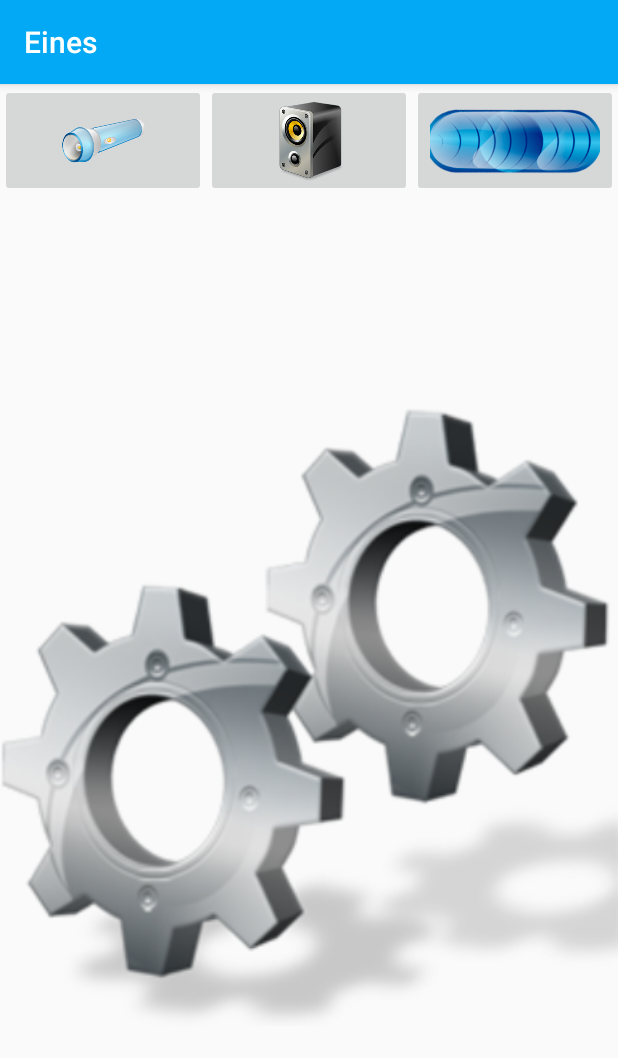
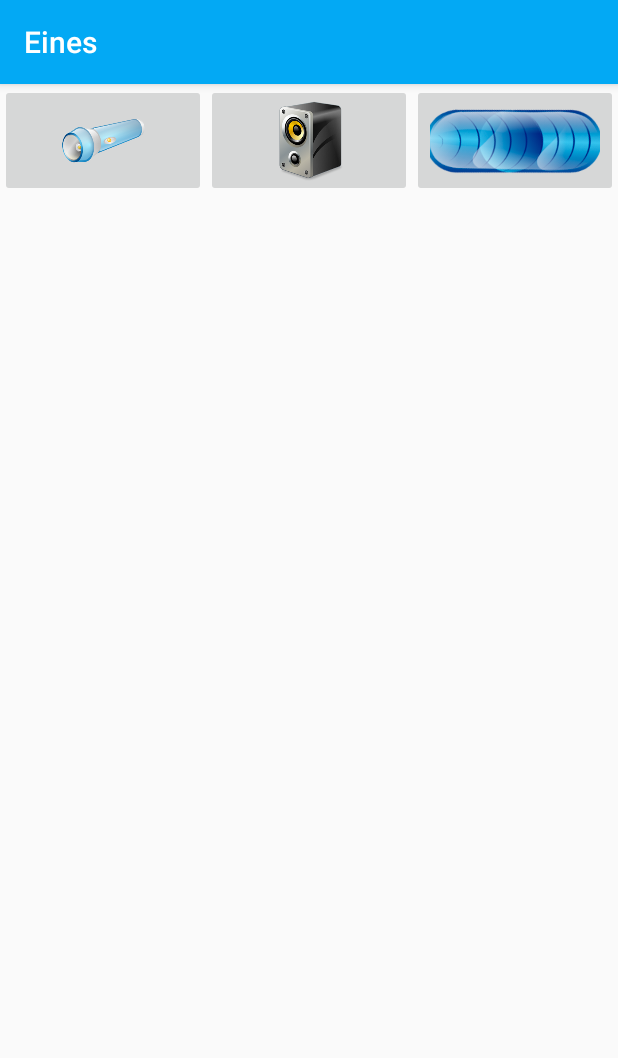
Before and after one commit to sgomera/FragmentsEines, an Android app: the screen it shows after launch (MainActivity before the commit, ActividadHerramientas after it), after a tap on an icon or button, on a phone screen of 412 x 824 dp. Shown: the top 1058 px of the screen. Run offline under Robolectric (Android 15) with nearby library versions, the phone set to English and light mode, and no system bars.

Commit message:
Implemented Interface in ActivityMain and created design for fragments

```diff
--- a/app/src/main/java/com/example/eines/MainActivity.java
+++ b/app/src/main/java/com/example/eines/MainActivity.java
@@ -1,13 +1,24 @@
 package com.example.eines;
 
+import android.content.Intent;
 import android.support.v7.app.AppCompatActivity;
 import android.os.Bundle;
 
-public class MainActivity extends AppCompatActivity {
+public class MainActivity extends AppCompatActivity implements ComunicaMenu{
 
     @Override
     protected void onCreate(Bundle savedInstanceState) {
         super.onCreate(savedInstanceState);
         setContentView(R.layout.activity_main);
+
+    }
+
+    //aquí, la interface ja sap quin botó s'ha premut, és el que es reb per paràmetre. Ara cal passar-li a la
+    //següent activitat (actividadHerramientas) aquesta informació (el botó que s'ha premut).
+    @Override
+    public void menu(int queBoton) {
+        Intent in = new Intent(this, ActividadHerramientas.class);
+        in.putExtra("BOTONPULSADO", queBoton);
+        startActivity(in);
     }
 }
--- a/app/src/main/java/com/example/eines/Menu.java
+++ b/app/src/main/java/com/example/eines/Menu.java
@@ -25,6 +25,9 @@ public class Menu extends Fragment {
 
 
     //this method returns a view with the argument layout instantiated.
+
+    //volem que, quan es generi el fragment de menú, el propi fragment, averigüi a quina activity
+    //ens trobem i a més es posi a l'escolta i averigüi en quin botó es clica.
     @Override
     public View onCreateView(LayoutInflater inflater, ViewGroup container,
                              Bundle savedInstanceState) {
@@ -52,7 +55,9 @@ public class Menu extends Fragment {
                    // estaActividad.menu(queBoton); //estem utilitzant una variable de tipus "activity" (estaActividad)
                         //per cridar a un mètode (menu) que pertany a una interface que es diu ComunicaMenu, per
                         //tant hem de fer un casting per a que corresponguin els tipus.
-                    ((ComunicaMenu)estaActividad).menu(queBoton);
+                    ((ComunicaMenu)estaActividad).menu(queBoton); //aquest és el mètode de la interface
+                    //el que fa és rebre el botó que s'ha premut per poder-lo passar a la classe que
+                    //implenti aquest mètode.
                 }
             });
         }
--- a/app/src/main/res/layout/activity_actividad_herramientas.xml
+++ b/app/src/main/res/layout/activity_actividad_herramientas.xml
@@ -6,4 +6,25 @@
     android:layout_height="match_parent"
     tools:context=".ActividadHerramientas">
 
+    <fragment
+        android:id="@+id/menu"
+        android:name="com.example.eines.Menu"
+        android:layout_width="match_parent"
+        android:layout_height="wrap_content"
+        tools:layout="@layout/fragment_menu"
+        android:layout_marginTop="0dp"
+        app:layout_constraintEnd_toEndOf="parent"
+        app:layout_constraintStart_toStartOf="parent"
+        app:layout_constraintTop_toTopOf="parent" />
+
+    <android.support.constraint.ConstraintLayout
+        android:layout_width="0dp"
+        android:layout_height="0dp"
+        app:layout_constraintBottom_toBottomOf="parent"
+        app:layout_constraintEnd_toEndOf="parent"
+        app:layout_constraintStart_toStartOf="parent"
+        app:layout_constraintTop_toBottomOf="@+id/menu">
+
+    </android.support.constraint.ConstraintLayout>
+
 </android.support.constraint.ConstraintLayout>
--- a/app/src/main/res/values/strings.xml
+++ b/app/src/main/res/values/strings.xml
@@ -3,4 +3,5 @@
 
     <!-- TODO: Remove or change this placeholder text -->
     <string name="hello_blank_fragment">Hello blank fragment</string>
+    <string name="flashlight_image">flashlight image</string>
 </resources>
```
Also changed, not shown: app/src/main/res/layout/fragment_linterna.xml (+17 -4 lines), app/src/main/res/layout/fragment_musica.xml (+16 -4 lines), app/src/main/res/layout/fragment_nivel.xml (+16 -4 lines).
